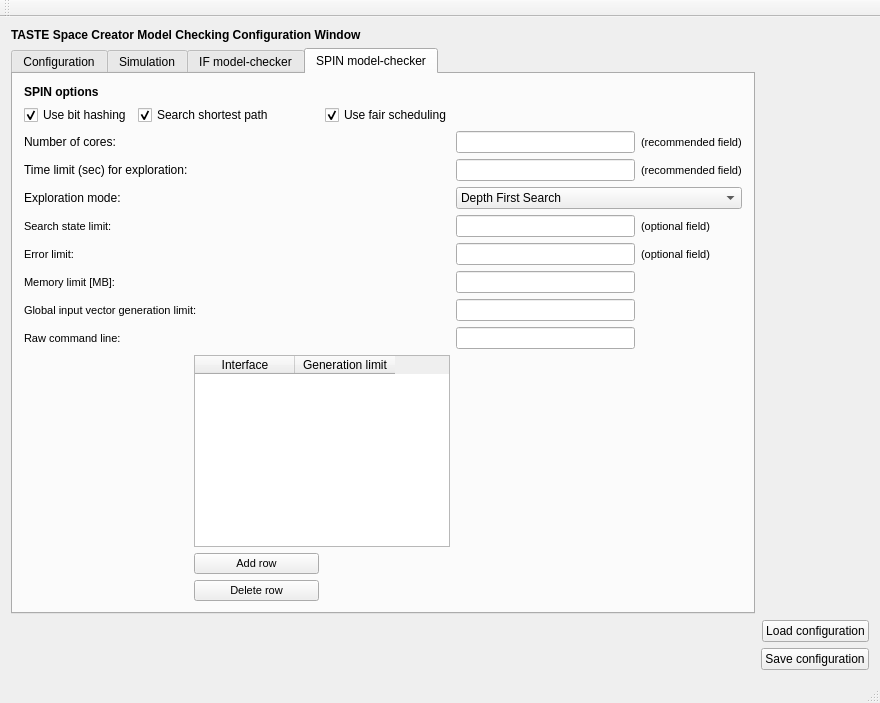
Above: src/libs/libiveditor/modelchecking/modelcheckingwindow.ui from esa/spacecreator before the change. Below: the same form after it.
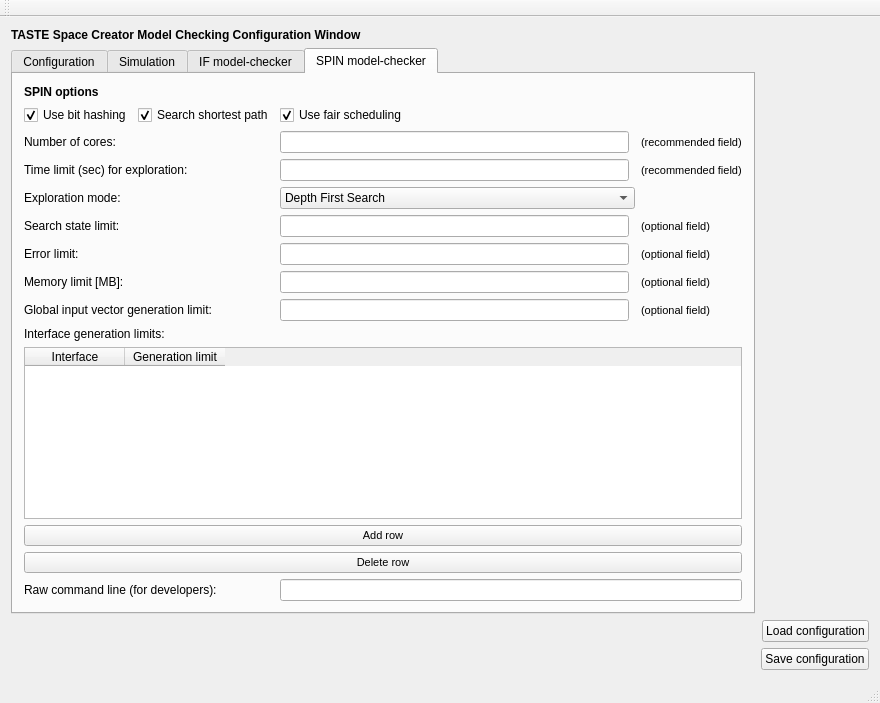
That is the form after the change. The open tabs and pages were chosen to show the change.

Commit message: Fix table widget in spin model checking window

Diff of the .ui file:
```diff
--- a/src/libs/libiveditor/modelchecking/modelcheckingwindow.ui
+++ b/src/libs/libiveditor/modelchecking/modelcheckingwindow.ui
@@ -653,20 +653,20 @@
        </attribute>
        <layout class="QGridLayout" name="gridLayout_4">
         <item row="4" column="0" colspan="3">
-         <widget class="QLabel" name="label_8">
+         <widget class="QLabel" name="label_spinExpAlgorithm">
           <property name="text">
            <string>Exploration mode:</string>
           </property>
          </widget>
         </item>
-        <item row="6" column="4">
+        <item row="6" column="3">
          <widget class="QLineEdit" name="lineEdit_errorLimit">
           <property name="text">
            <string/>
           </property>
          </widget>
         </item>
-        <item row="4" column="4" colspan="2">
+        <item row="4" column="3" colspan="2">
          <widget class="QComboBox" name="comboBox_spinExpAlgorithm">
           <item>
            <property name="text">
@@ -690,14 +690,14 @@
           </property>
          </widget>
         </item>
-        <item row="3" column="0" colspan="3">
-         <widget class="QLabel" name="label_9">
+        <item row="3" column="0" colspan="4">
+         <widget class="QLabel" name="label_timeLimit">
           <property name="text">
            <string>Time limit (sec) for exploration:</string>
           </property>
          </widget>
         </item>
-        <item row="3" column="4">
+        <item row="3" column="3">
          <widget class="QLineEdit" name="lineEdit_spinTimeLimit">
           <property name="text">
            <string></string>
@@ -705,7 +705,7 @@
          </widget>
         </item>
         <item row="6" column="5">
-         <widget class="QLabel" name="label_16">
+         <widget class="QLabel" name="label_optionalField">
           <property name="font">
            <font>
             <pointsize>8</pointsize>
@@ -726,7 +726,7 @@
           </property>
          </widget>
         </item>
-        <item row="5" column="4">
+        <item row="5" column="3">
          <widget class="QLineEdit" name="lineEdit_searchStateLimit">
           <property name="text">
            <string/>
@@ -734,7 +734,7 @@
          </widget>
         </item>
         <item row="2" column="5">
-         <widget class="QLabel" name="label_11">
+         <widget class="QLabel" name="label_recommendedField2">
           <property name="font">
            <font>
             <pointsize>8</pointsize>
@@ -745,7 +745,7 @@
           </property>
          </widget>
         </item>
-        <item row="2" column="4">
+        <item row="2" column="3">
          <widget class="QLineEdit" name="lineEdit_numberOfCores">
           <property name="text">
            <string></string>
@@ -765,16 +765,13 @@
           </property>
          </widget>
         </item>
-        <item row="10" column="2" colspan="2">
+        <item row="10" column="0" colspan="6">
          <widget class="QTableWidget" name="tableWidget_generationLimits">
-          <attribute name="headerDefaultSectionSize">
-           <number>400</number>
-          </attribute>
           <attribute name="headerMinimumSectionSize">
            <number>400</number>
           </attribute>
           <attribute name="headerStretchLastSection">
-           <bool>false</bool>
+           <bool>true</bool>
           </attribute>
           <column>
            <property name="text">
@@ -788,7 +785,7 @@
           </column>
          </widget>
         </item>
-                <item row="11" column="2">
+        <item row="11" column="0" colspan="6">
          <widget class="QPushButton" name="tableAddButton">
           <property name="font">
            <font>
@@ -800,7 +797,7 @@
           </property>
          </widget>
         </item>
-        <item row="12" column="2">
+        <item row="12" column="0" colspan="6">
          <widget class="QPushButton" name="tableDeleteButton">
           <property name="font">
            <font>
@@ -812,15 +809,15 @@
           </property>
          </widget>
         </item>
-        <item row="2" column="0" colspan="4">
-         <widget class="QLabel" name="label_6">
+        <item row="2" column="0" colspan="3">
+         <widget class="QLabel" name="label_numberOfCores">
           <property name="text">
            <string>Number of cores:</string>
           </property>
          </widget>
         </item>
         <item row="3" column="5">
-         <widget class="QLabel" name="label_12">
+         <widget class="QLabel" name="label_recommendedField">
           <property name="font">
            <font>
             <pointsize>8</pointsize>
@@ -831,25 +828,15 @@
           </property>
          </widget>
         </item>
-        <item row="5" column="0" colspan="4">
-         <widget class="QLabel" name="label_5">
-          <property name="font">
-           <font>
-            <pointsize>8</pointsize>
-           </font>
-          </property>
+        <item row="5" column="0" colspan="3">
+         <widget class="QLabel" name="label_searchStateLimit">
           <property name="text">
            <string>Search state limit:</string>
           </property>
          </widget>
         </item>
         <item row="6" column="0" colspan="3">
-         <widget class="QLabel" name="label_7">
-          <property name="font">
-           <font>
-            <pointsize>8</pointsize>
-           </font>
-          </property>
+         <widget class="QLabel" name="label_errorLimit">
           <property name="text">
            <string>Error limit:</string>
           </property>
@@ -857,17 +844,19 @@
         </item>
         <item row="7" column="0" colspan="3">
          <widget class="QLabel" name="label_memoryLimit">
-          <property name="font">
-           <font>
-            <pointsize>8</pointsize>
-           </font>
-          </property>
           <property name="text">
            <string>Memory limit [MB]:</string>
           </property>
          </widget>
         </item>
-        <item row="7" column="4">
+        <item row="9" column="0" colspan="3">
+         <widget class="QLabel" name="label_ifaceGenerationLimits">
+          <property name="text">
+           <string>Interface generation limits:</string>
+          </property>
+         </widget>
+        </item>
+        <item row="7" column="3">
          <widget class="QLineEdit" name="lineEdit_memoryLimit">
           <property name="text">
            <string></string>
@@ -879,17 +868,12 @@
         </item>
         <item row="8" column="0" colspan="3">
          <widget class="QLabel" name="label_generationLimit">
-          <property name="font">
-           <font>
-            <pointsize>8</pointsize>
-           </font>
-          </property>
           <property name="text">
            <string>Global input vector generation limit:</string>
           </property>
          </widget>
         </item>
-        <item row="8" column="4">
+        <item row="8" column="3">
          <widget class="QLineEdit" name="lineEdit_generationLimit">
           <property name="text">
            <string></string>
@@ -899,19 +883,14 @@
           </property>
          </widget>
         </item>
-        <item row="9" column="0" colspan="3">
+        <item row="13" column="0" colspan="3">
          <widget class="QLabel" name="label_rawCommandLine">
-          <property name="font">
-           <font>
-            <pointsize>8</pointsize>
-           </font>
-          </property>
           <property name="text">
-           <string>Raw command line:</string>
+           <string>Raw command line (for developers):</string>
           </property>
          </widget>
         </item>
-        <item row="9" column="4">
+        <item row="13" column="3" colspan="3">
          <widget class="QLineEdit" name="lineEdit_rawCommandLine">
           <property name="text">
            <string></string>
@@ -922,7 +901,31 @@
          </widget>
         </item>
         <item row="5" column="5">
-         <widget class="QLabel" name="label_14">
+         <widget class="QLabel" name="label_optionalField2">
+          <property name="font">
+           <font>
+            <pointsize>8</pointsize>
+           </font>
+          </property>
+          <property name="text">
+           <string>(optional field)</string>
+          </property>
+         </widget>
+        </item>
+        <item row="7" column="5">
+         <widget class="QLabel" name="label_optionalField3">
+          <property name="font">
+           <font>
+            <pointsize>8</pointsize>
+           </font>
+          </property>
+          <property name="text">
+           <string>(optional field)</string>
+          </property>
+         </widget>
+        </item>
+        <item row="8" column="5">
+         <widget class="QLabel" name="label_optionalField4">
           <property name="font">
            <font>
             <pointsize>8</pointsize>
@@ -934,7 +937,7 @@
          </widget>
         </item>
         <item row="0" column="0">
-         <widget class="QLabel" name="label_4">
+         <widget class="QLabel" name="label_spinOptions">
           <property name="font">
            <font>
             <weight>75</weight>
```
Left out of the diff: 4 changed lines with no effect on the pictures. The commit also changes 1 other file.
